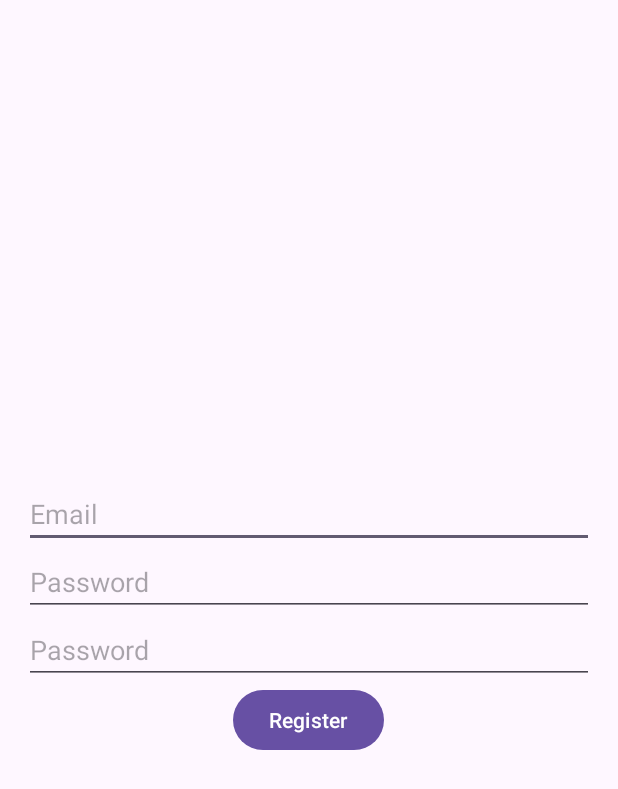
After one commit to matejturek/ShoppingList, an Android app: the RegisterActivity screen opened directly, with no data from a screen before it, on a phone screen of 412 x 824 dp. The commit adds this screen. Shown: the top 789 px of the screen. Run offline under Robolectric (Android 15) with nearby library versions, the phone set to English and light mode, and no system bars.

Commit message:
Create Login/Register Activity + Layout

```diff
--- a/app/src/main/AndroidManifest.xml
+++ b/app/src/main/AndroidManifest.xml
@@ -13,6 +13,12 @@
         android:theme="@style/Theme.ShoppingList"
         tools:targetApi="31">
         <activity
+            android:name=".RegisterActivity"
+            android:exported="false" />
+        <activity
+            android:name=".LoginActivity"
+            android:exported="false" />
+        <activity
             android:name=".MainActivity"
             android:exported="true">
             <intent-filter>
--- /dev/null
+++ b/app/src/main/java/sk/ukf/shoppinglist/RegisterActivity.java
@@ -0,0 +1,14 @@
+package sk.ukf.shoppinglist;
+
+import androidx.appcompat.app.AppCompatActivity;
+
+import android.os.Bundle;
+
+public class RegisterActivity extends AppCompatActivity {
+
+    @Override
+    protected void onCreate(Bundle savedInstanceState) {
+        super.onCreate(savedInstanceState);
+        setContentView(R.layout.activity_register);
+    }
+}
--- /dev/null
+++ b/app/src/main/res/layout/activity_register.xml
@@ -0,0 +1,36 @@
+<?xml version="1.0" encoding="utf-8"?>
+<LinearLayout xmlns:android="http://schemas.android.com/apk/res/android"
+    android:layout_width="match_parent"
+    android:layout_height="match_parent"
+    android:orientation="vertical"
+    android:padding="16dp"
+    android:gravity="center">
+
+    <EditText
+        android:id="@+id/register_email_edit_text"
+        android:layout_width="match_parent"
+        android:layout_height="wrap_content"
+        android:hint="Email"
+        android:inputType="text" />
+
+    <EditText
+        android:id="@+id/register_password_edit_text"
+        android:layout_width="match_parent"
+        android:layout_height="wrap_content"
+        android:hint="Password"
+        android:inputType="textPassword" />
+
+    <EditText
+        android:id="@+id/register_password_edit_text2"
+        android:layout_width="match_parent"
+        android:layout_height="wrap_content"
+        android:hint="Password"
+        android:inputType="textPassword" />
+
+    <Button
+        android:id="@+id/register_button"
+        android:layout_width="wrap_content"
+        android:layout_height="wrap_content"
+        android:text="Register" />
+
+</LinearLayout>
```
Also changed, not shown: app/src/main/java/sk/ukf/shoppinglist/LoginActivity.java (added, +102 -0 lines), app/src/main/res/layout/activity_login.xml (added, +47 -0 lines), app/src/main/res/values/colors.xml (+24 -2 lines).
